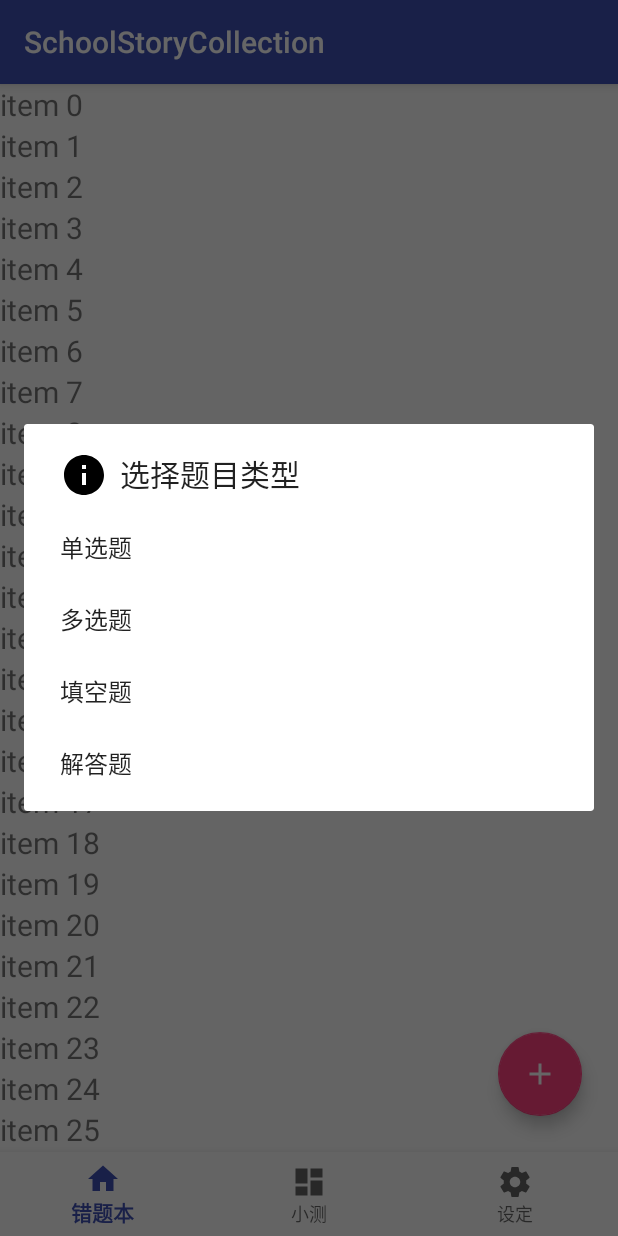
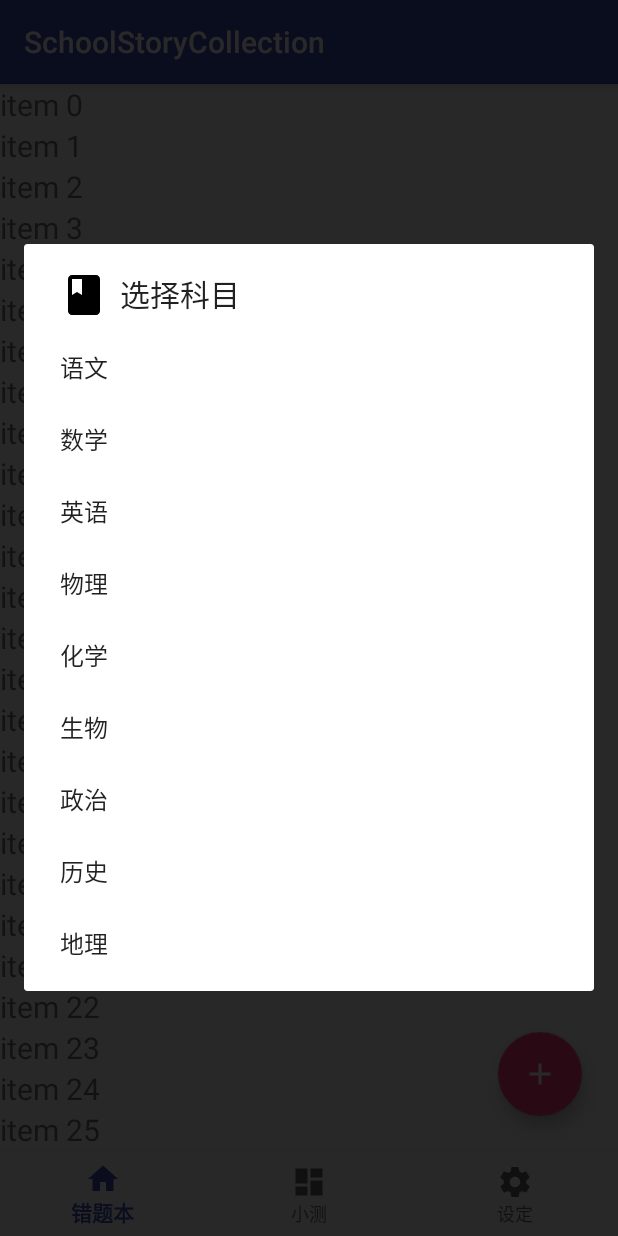
Before and after one commit to hv0905/SchoolStoryCollection, an Android app: the screen it shows after launch (MainActivity), after a tap on an icon or button, on a phone screen of 412 x 824 dp. Run offline under Robolectric (Android 15) with nearby library versions, the light colour scheme and no system bars.

Commit message:
add dialogs

```diff
--- a/app/src/main/java/sakuratrak/schoolstorycollection/MainActivity.java
+++ b/app/src/main/java/sakuratrak/schoolstorycollection/MainActivity.java
@@ -7,7 +7,6 @@ import android.support.annotation.NonNull;
 import android.support.constraint.ConstraintLayout;
 import android.support.design.widget.BottomNavigationView;
 import android.support.design.widget.FloatingActionButton;
-import android.support.v7.app.AlertDialog;
 import android.support.v7.app.AppCompatActivity;
 import android.support.v7.widget.LinearLayoutManager;
 import android.support.v7.widget.RecyclerView;
@@ -29,9 +28,6 @@ public class MainActivity extends AppCompatActivity {
     private ConstraintLayout _settingLayout;
     private BottomNavigationView _navigation;
     private Button _tempbtn;
-
-
-
 
     private BottomNavigationView.OnNavigationItemSelectedListener mOnNavigationItemSelectedListener
             = new BottomNavigationView.OnNavigationItemSelectedListener() {
@@ -81,14 +77,20 @@ public class MainActivity extends AppCompatActivity {
             public void onClick(View v) {
                 //navigate to add activity
                 //Snackbar.make(v,"Add button clicked!!!",2000).show();
-                AlertDialog ad = new AlertDialog.Builder(MainActivity.this).setTitle("选择题目类型").setIcon(R.drawable.ic_info_black_24dp)
-                        .setItems(new String[]{"单选题", "多选题", "填空题","解答题"}, new DialogInterface.OnClickListener() {
+                CommonAlerts.AskQuestionType(MainActivity.this, new DialogInterface.OnClickListener() {
                     @Override
-                    public void onClick(DialogInterface dialog, int which) {
-                        dialog.dismiss();
+                    public void onClick(DialogInterface dialogInterface, int i) {
+                        dialogInterface.dismiss();
+                        CommonAlerts.Dialog2QuestionType(i);
                     }
-                }).show();
+                });
 
+                CommonAlerts.AskSubjectType(MainActivity.this, new DialogInterface.OnClickListener() {
+                    @Override
+                    public void onClick(DialogInterface dialogInterface, int i) {
+                        dialogInterface.dismiss();
+                    }
+                });
             }
 
         });
--- a/app/src/main/java/sakuratrak/schoolstorycollection/QuestionDetailActivity.java
+++ b/app/src/main/java/sakuratrak/schoolstorycollection/QuestionDetailActivity.java
@@ -13,10 +13,10 @@ public class QuestionDetailActivity extends AppCompatActivity {
     protected void onCreate(Bundle savedInstanceState) {
         super.onCreate(savedInstanceState);
         setContentView(R.layout.activity_question_detail);
-        Toolbar toolbar = (Toolbar) findViewById(R.id.toolbar);
+        Toolbar toolbar = findViewById(R.id.toolbar);
         setSupportActionBar(toolbar);
 
-        FloatingActionButton fab = (FloatingActionButton) findViewById(R.id.fab);
+        FloatingActionButton fab = findViewById(R.id.fab);
         fab.setOnClickListener(new View.OnClickListener() {
             @Override
             public void onClick(View view) {
--- /dev/null
+++ b/app/src/main/res/drawable/ic_book_black_24dp.xml
@@ -0,0 +1,9 @@
+<vector xmlns:android="http://schemas.android.com/apk/res/android"
+        android:width="24dp"
+        android:height="24dp"
+        android:viewportWidth="24.0"
+        android:viewportHeight="24.0">
+    <path
+        android:fillColor="#FF000000"
+        android:pathData="M18,2H6c-1.1,0 -2,0.9 -2,2v16c0,1.1 0.9,2 2,2h12c1.1,0 2,-0.9 2,-2V4c0,-1.1 -0.9,-2 -2,-2zM6,4h5v8l-2.5,-1.5L6,12V4z"/>
+</vector>
--- /dev/null
+++ b/app/src/main/res/drawable/ic_layers_black_24dp.xml
@@ -0,0 +1,9 @@
+<vector xmlns:android="http://schemas.android.com/apk/res/android"
+        android:width="24dp"
+        android:height="24dp"
+        android:viewportWidth="24.0"
+        android:viewportHeight="24.0">
+    <path
+        android:fillColor="#FF000000"
+        android:pathData="M11.99,18.54l-7.37,-5.73L3,14.07l9,7 9,-7 -1.63,-1.27 -7.38,5.74zM12,16l7.36,-5.73L21,9l-9,-7 -9,7 1.63,1.27L12,16z"/>
+</vector>
--- a/app/src/main/res/layout/content_question_detail.xml
+++ b/app/src/main/res/layout/content_question_detail.xml
@@ -8,10 +8,10 @@
     tools:context=".QuestionDetailActivity"
     tools:showIn="@layout/activity_question_detail">
 
-    <TextView
+<!--    <TextView
         android:layout_width="wrap_content"
         android:layout_height="wrap_content"
         android:layout_margin="@dimen/text_margin"
-        android:text="@string/large_text" />
+        android:text="@string/large_text" />-->
 
 </android.support.v4.widget.NestedScrollView>
--- a/app/src/main/res/values/strings.xml
+++ b/app/src/main/res/values/strings.xml
@@ -166,5 +166,20 @@
         "For example, position the FAB to one side of stream of a cards so the FAB won’t interfere "
         "when a user tries to pick up one of cards.\n\n"
     </string>
-    <string name="action_settings">Settings</string>
+    <string name="action_settings">设置</string>
+    <string name="SingleChoice">单选题</string>
+    <string name="MultiChoice">多选题</string>
+    <string name="BlankFill">填空题</string>
+    <string name="answerable">解答题</string>
+    <string name="ChoseQuestionType">选择题目类型</string>
+    <string name="ChoseSubject">选择科目</string>
+    <string name="SubjectChinese">语文</string>
+    <string name="SubjectMath">数学</string>
+    <string name="SubjectEnglish">英语</string>
+    <string name="SubjectPhysics">物理</string>
+    <string name="SubjectChemistry">化学</string>
+    <string name="SubjectBiology">生物</string>
+    <string name="SubjectPolitics">政治</string>
+    <string name="SubjectHistory">历史</string>
+    <string name="SubjectGeo">地理</string>
 </resources>
```
Also changed, not shown: app/build.gradle (+7 -5 lines), app/src/main/java/sakuratrak/schoolstorycollection/CommonAlerts.java (added, +57 -0 lines), app/src/main/java/sakuratrak/schoolstorycollection/LearningSubject.java (+10 -10 lines), app/src/main/java/sakuratrak/schoolstorycollection/QuestionType.java (+4 -4 lines).
